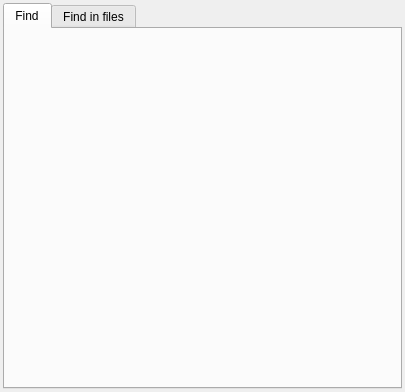
Above: dialogs/findandreplace.ui from DatZach/OpenStudio before the change. Below: the same form after it.
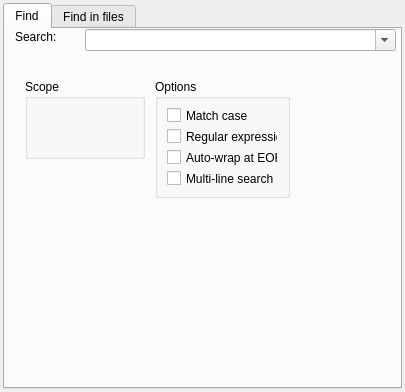
That is the form after the change.

What changed in the file:
```diff
--- a/dialogs/findandreplace.ui
+++ b/dialogs/findandreplace.ui
@@ -35,6 +35,88 @@
       <attribute name="title">
        <string>Find</string>
       </attribute>
+      <widget class="QComboBox" name="comboBox">
+       <property name="geometry">
+        <rect>
+         <x>80</x>
+         <y>0</y>
+         <width>311</width>
+         <height>22</height>
+        </rect>
+       </property>
+       <property name="editable">
+        <bool>true</bool>
+       </property>
+      </widget>
+      <widget class="QLabel" name="label">
+       <property name="geometry">
+        <rect>
+         <x>10</x>
+         <y>0</y>
+         <width>61</width>
+         <height>16</height>
+        </rect>
+       </property>
+       <property name="text">
+        <string>Search:</string>
+       </property>
+      </widget>
+      <widget class="QGroupBox" name="groupBox">
+       <property name="geometry">
+        <rect>
+         <x>20</x>
+         <y>50</y>
+         <width>120</width>
+         <height>80</height>
+        </rect>
+       </property>
+       <property name="title">
+        <string>Scope</string>
+       </property>
+      </widget>
+      <widget class="QGroupBox" name="groupBox_2">
+       <property name="geometry">
+        <rect>
+         <x>150</x>
+         <y>50</y>
+         <width>135</width>
+         <height>119</height>
+        </rect>
+       </property>
+       <property name="title">
+        <string>Options</string>
+       </property>
+       <layout class="QVBoxLayout" name="verticalLayout_2">
+        <item>
+         <widget class="QCheckBox" name="checkBox">
+          <property name="text">
+           <string>Match case</string>
+          </property>
+         </widget>
+        </item>
+        <item>
+         <widget class="QCheckBox" name="checkBox_2">
+          <property name="text">
+           <string>Regular expression</string>
+          </property>
+         </widget>
+        </item>
+        <item>
+         <widget class="QCheckBox" name="checkBox_3">
+          <property name="text">
+           <string>Auto-wrap at EOF</string>
+          </property>
+         </widget>
+        </item>
+        <item>
+         <widget class="QCheckBox" name="checkBox_4">
+          <property name="text">
+           <string>Multi-line search</string>
+          </property>
+         </widget>
+        </item>
+       </layout>
+      </widget>
      </widget>
      <widget class="QWidget" name="tab_2">
       <attribute name="title">
```
Left out of the diff: 2 changed lines with no effect on the pictures.
